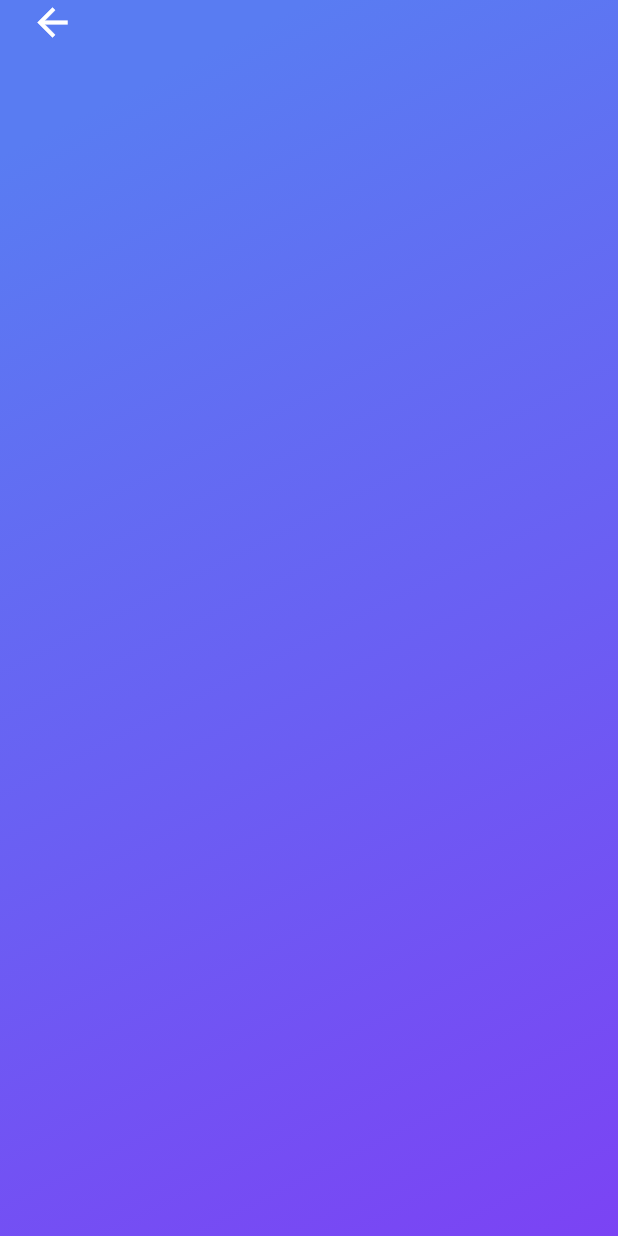
After one commit to Caculuz-cinks/Flutter-Reminder-App, a Flutter app: the screen it shows after launch, after a tap on "WORK", on a phone screen of 412 x 824 dp. The commit adds this screen. Run offline on Flutter 3.47's test engine with Material 2 defaults, Android fonts, the phone set to English and light mode, and no system bars.

Commit message:
work screen added

```diff
--- a/lib/ui/views/home.dart
+++ b/lib/ui/views/home.dart
@@ -1,4 +1,5 @@
 import 'package:Todo/ui/reusable/category_card.dart';
+import 'package:Todo/ui/views/work.dart';
 import 'package:flutter/material.dart';
 
 class HomeScreen extends StatelessWidget {
@@ -46,7 +47,9 @@ class HomeScreen extends StatelessWidget {
                               ),
                             ],
                           ),
-                          Container(
+                          GestureDetector(
+                            onTap: () {},
+                            child: Container(
                               height: 50,
                               width: 50,
                               decoration: BoxDecoration(
@@ -56,6 +59,7 @@ class HomeScreen extends StatelessWidget {
                                 Icons.add,
                                 size: 35,
                                 color: Colors.black,
+                              ),
                             ),
                           )
                         ],
@@ -165,11 +169,21 @@ class HomeScreen extends StatelessWidget {
                     SizedBox(
                       width: 10,
                     ),
-                    CategoryCard(
+                    GestureDetector(
+                      onTap: () {
+                        Navigator.push(
+                          context,
+                          MaterialPageRoute(
+                            builder: (context) => WorkView(),
+                          ),
+                        );
+                      },
+                      child: CategoryCard(
                         category: 'WORK',
                         taskCount: '1',
                         startColor: Color(0xff597CF2),
                         endColor: Color(0xff7B43F4),
+                      ),
                     ),
                     SizedBox(
                       width: 10,
--- /dev/null
+++ b/lib/ui/views/work.dart
@@ -0,0 +1,45 @@
+import 'package:flutter/material.dart';
+
+class WorkView extends StatelessWidget {
+  @override
+  Widget build(BuildContext context) {
+    var widthOfScreen = MediaQuery.of(context).size.width;
+    var heightOfScreen = MediaQuery.of(context).size.height;
+    return Scaffold(
+        body: SafeArea(
+      child: Container(
+        height: heightOfScreen,
+        width: widthOfScreen,
+        decoration: BoxDecoration(
+          gradient: LinearGradient(
+              end: Alignment.bottomRight,
+              begin: Alignment.topLeft,
+              stops: [
+                0.1,
+                1.0
+              ],
+              colors: [
+                Color(0xff597CF2),
+                Color(0xff7B43F4),
+              ]),
+        ),
+        child: Padding(
+          padding: EdgeInsets.symmetric(horizontal: 20),
+          child: Column(
+            children: [
+              Row(
+                children: [
+                  Icon(
+                    Icons.arrow_back,
+                    color: Colors.white,
+                    size: 30,
+                  )
+                ],
+              )
+            ],
+          ),
+        ),
+      ),
+    ));
+  }
+}
```
Lines whose indentation alone changed are shown as unchanged.
